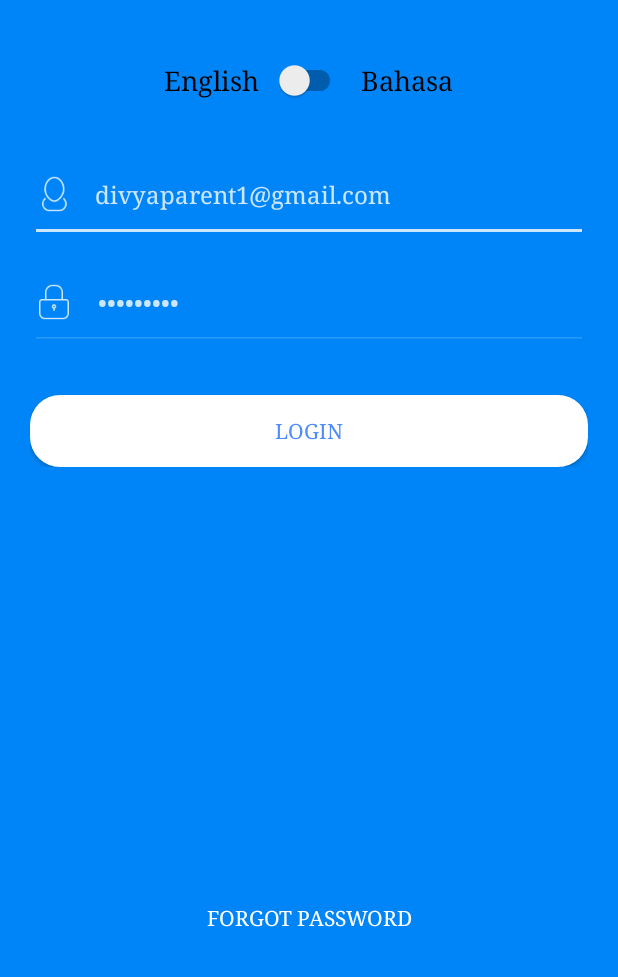
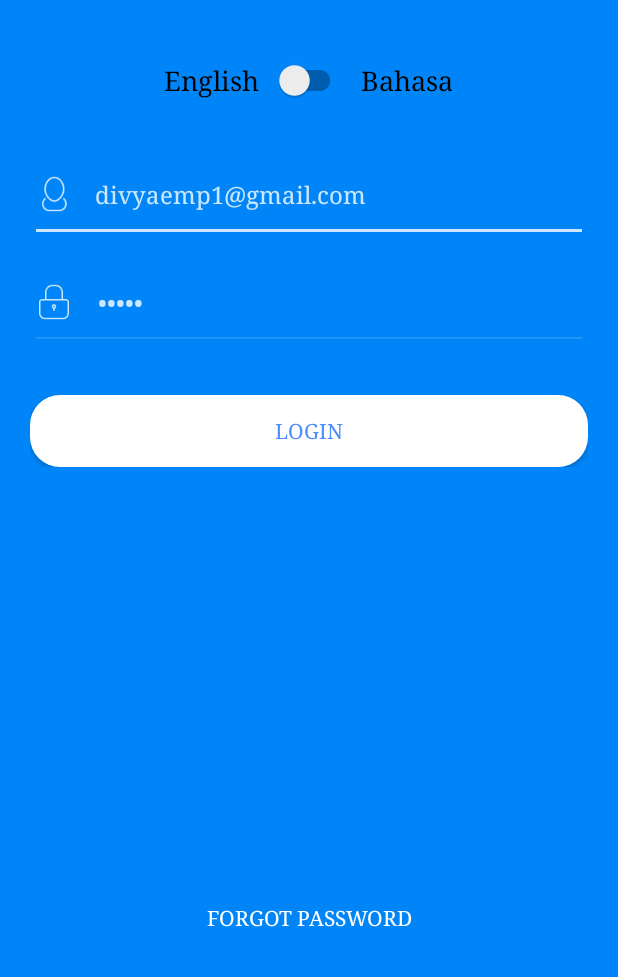
Before and after one commit to shyam1234/NewBlankFramework, an Android app: the LoginActivity screen opened directly, with no data from a screen before it, on a phone screen of 412 x 824 dp, the part 259-1236 px from its top. Run offline under Robolectric (Android 15) with nearby library versions, the light colour scheme and no system bars; our stand-ins replace Volley; libraries missing offline, so code that uses them is left out: com.mikhaellopez.circularprogressbar; network calls fail.

Commit message:
IT_office

```diff
--- a/app/src/main/java/com/stpl/edurp/activities/LoginActivity.java
+++ b/app/src/main/java/com/stpl/edurp/activities/LoginActivity.java
@@ -90,11 +90,11 @@ public class LoginActivity extends AppCompatActivity implements View.OnClickList
         //mEditTextUserName.setText("divyaparent1@gmail.com");
         //mEditTextPassword.setText("login@123");
         /*For employee*/
-//        mEditTextUserName.setText("divyaemp1@gmail.com");
-//        mEditTextPassword.setText("89156");
+        mEditTextUserName.setText("divyaemp1@gmail.com");
+        mEditTextPassword.setText("89156");
 
-        mEditTextUserName.setText("divyaparent1@gmail.com");
-        mEditTextPassword.setText("login@123");
+//        mEditTextUserName.setText("divyaparent1@gmail.com");
+//        mEditTextPassword.setText("login@123");
 
 //        mEditTextUserName.setText("harshaparent@gmail.com");
 //        mEditTextPassword.setText("96968");
--- a/app/src/main/java/com/stpl/edurp/utils/FileManager.java
+++ b/app/src/main/java/com/stpl/edurp/utils/FileManager.java
@@ -21,8 +21,8 @@ import java.io.File;
  */
 
 public class FileManager {
-    private static File sd = Environment.getExternalStorageDirectory();
-    private static File data = sd;// Environment.getExternalFilesDir();
+//   private static File sd = Environment.getExternalStorageDirectory();
+//    private static File data = sd;// Environment.getExternalFilesDir();
 
 
     /**
@@ -75,7 +75,7 @@ public class FileManager {
             pdfFile = FileManager.getAbsoluteFile(pFolderName,pContext);
             AppLog.log("isFileDownloaded)))  +++ getAbsolutePath ", ""+pdfFile.getAbsolutePath());
             File file[] = pdfFile.listFiles();
-            AppLog.log("isFileDownloaded +++ length ", ""+file.length);
+            //AppLog.log("isFileDownloaded +++ length ", ""+file.length);
             if (file!=null) {
               //  for (int i = 0; i < file.length; i++) {
                     File fileList = pdfFile.getAbsoluteFile();
```
Also changed, not shown: 1 other file.
